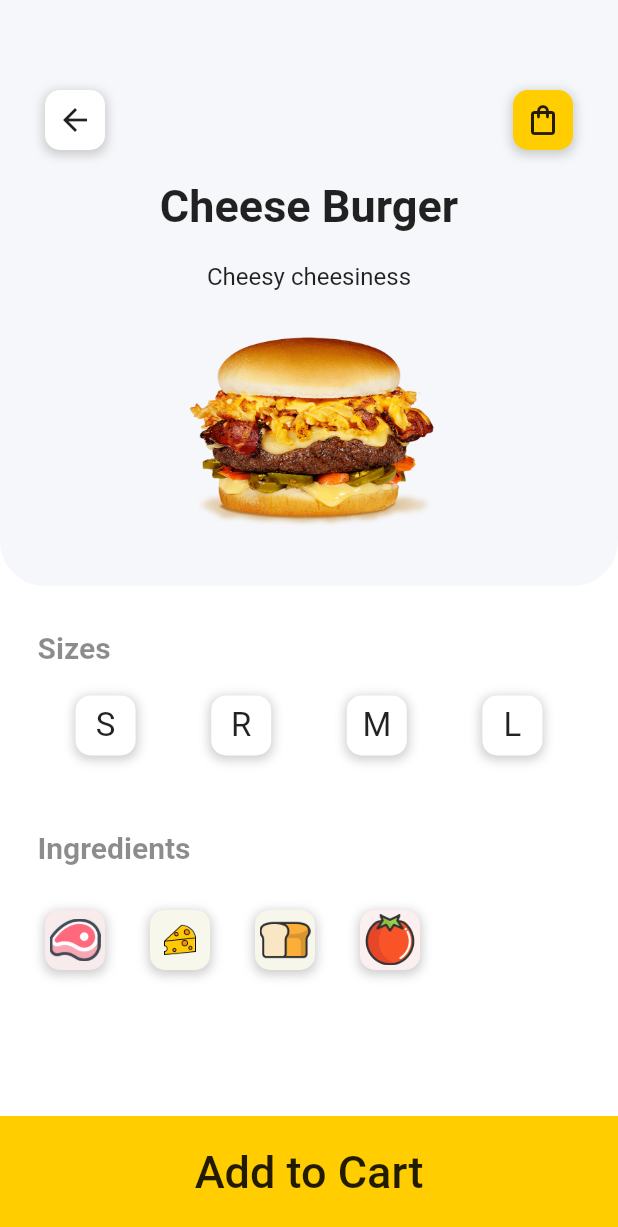
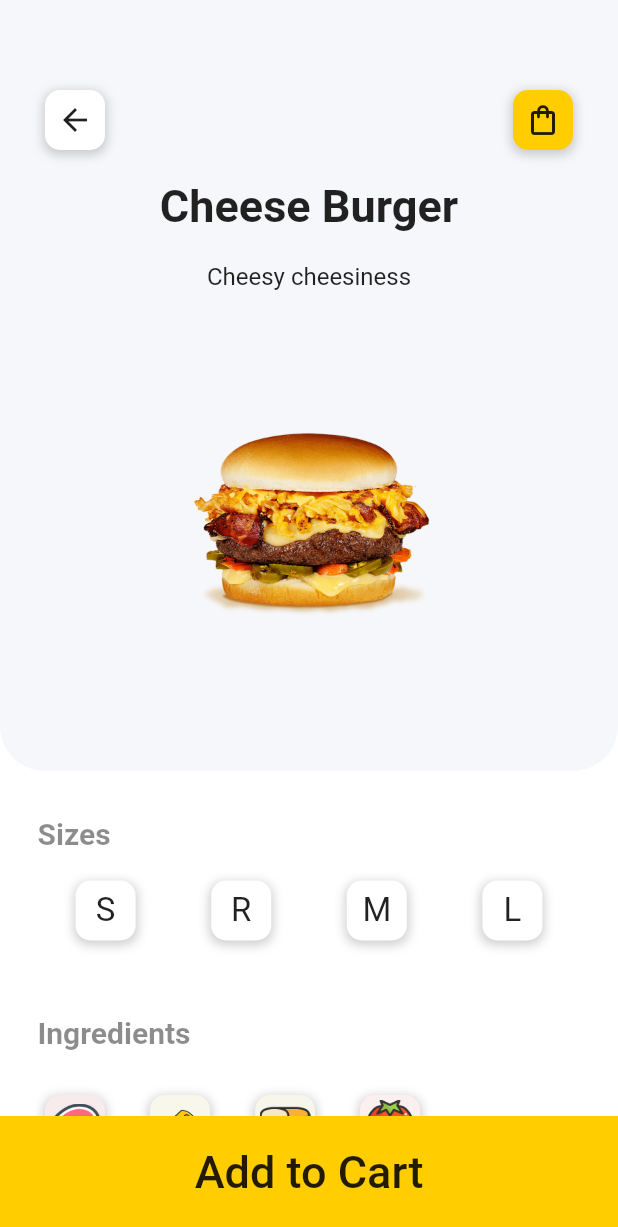
Before and after one commit to jayp97/flutter_food_delivery_app, a Flutter app: the ItemScreen screen opened directly with sample values from the repository, on a phone screen of 412 x 824 dp. Shown: the top 1227 px of the screen. Run offline on Flutter 3.47's test engine with Material 2 defaults, Android fonts, the phone set to English and light mode, and no system bars; our stand-ins replace font_awesome_flutter; network calls fail.

Commit message:
Wrapped the food image in a SizedBox of 270.0 width/height to ensure all food items images are within a container of the same dimensions this ensures the rest of the UI Layout is consitent across the different foods.

```diff
--- a/lib/screens/item_screen.dart
+++ b/lib/screens/item_screen.dart
@@ -88,10 +88,13 @@ class ItemScreen extends StatelessWidget {
                   borderRadius: BorderRadius.circular(10.0),
                   child: Hero(
                     tag: 'food$foodIndex',
-                    child: Image(
-                      width: 280,
-                      image: AssetImage(food.imageUrl),
-                      fit: BoxFit.contain,
+                    child: SizedBox(
+                      width: 270.0,
+                      height: 270.0,
+                      child: Image(
+                        image: AssetImage(food.imageUrl),
+                        fit: BoxFit.contain,
+                      ),
                     ),
                   ),
                 ),
```
